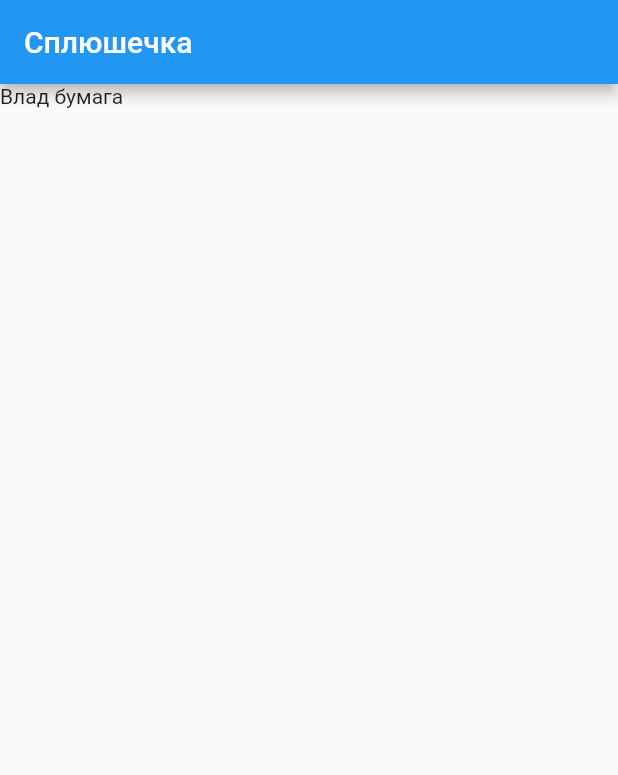
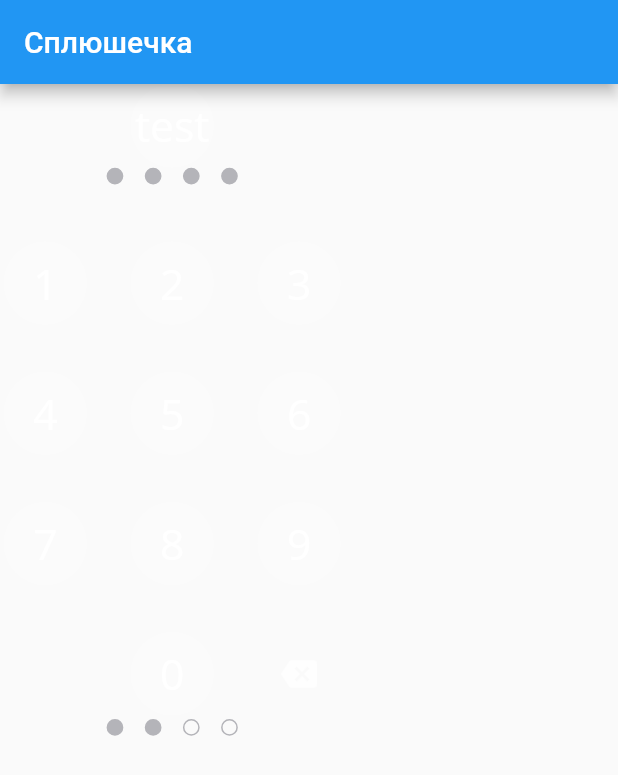
Before and after one commit to Den0110/splyshechka, a Flutter app: the screen it shows after launch, on a phone screen of 412 x 824 dp. Shown: the top 775 px of the screen. Run offline on Flutter 3.47's test engine with Material 2 defaults, Android fonts, the phone set to English and light mode, and no system bars; our stand-ins replace flutter_screenutil; project files that could hold a hidden picture were left out.

Commit message:
Feat: создан виджет для набора пин кода для ввода кода при изменении пароля

```diff
--- a/lib/main.dart
+++ b/lib/main.dart
@@ -1,5 +1,8 @@
 import 'package:flutter/material.dart';
 import 'package:flutter_screenutil/flutter_screenutil.dart';
+import 'package:my_pillow/widgets/pin_code/pin_button.dart';
+import 'package:my_pillow/widgets/pin_code/pin_code.dart';
+import 'package:my_pillow/widgets/pin_code/pin_progress.dart';
 
 void main() {
   runApp(const MyApp());
@@ -49,7 +52,9 @@ class _MyHomePageState extends State<MyHomePage> {
       body: SingleChildScrollView(
         child: Column(
           children: [
-            Text('Влад бумага'),
+            PinButton(label: 'test', onTap: (){}),
+            PinCode(password: 'test', length: 4, onChanged: (a){}, onSubmitted: (a){}),
+            PinProgress(length: 4, filled: 2),
           ],
         ),
       ),
--- /dev/null
+++ b/lib/widgets/pin_code/pin_button.dart
@@ -0,0 +1,30 @@
+import 'package:flutter/material.dart';
+import 'package:flutter_screenutil/flutter_screenutil.dart';
+import 'package:my_pillow/utils/app_colors.dart';
+import 'package:my_pillow/utils/app_text_styles.dart';
+
+class PinButton extends StatelessWidget {
+  const PinButton({super.key, required this.label, required this.onTap});
+
+  final String label;
+  final VoidCallback onTap;
+
+  @override
+  Widget build(BuildContext context) {
+    return InkWell(
+      customBorder: const CircleBorder(),
+      onTap: onTap,
+      child: Container(
+        height: 55.r,
+        width: 55.r,
+        decoration: BoxDecoration(
+          color: AppColors.white.withOpacity(0.15),
+          shape: BoxShape.circle,
+        ),
+        child: Center(
+          child: Text(label, style: AppTextStyles.pinStyle),
+        ),
+      ),
+    );
+  }
+}
--- /dev/null
+++ b/lib/widgets/pin_code/pin_code.dart
@@ -0,0 +1,91 @@
+import 'package:flutter/material.dart';
+import 'package:flutter_screenutil/flutter_screenutil.dart';
+import 'package:my_pillow/utils/app_colors.dart';
+import 'package:my_pillow/widgets/pin_code/pin_button.dart';
+import 'package:my_pillow/widgets/pin_code/pin_progress.dart';
+
+class PinCode extends StatelessWidget {
+  const PinCode({
+    super.key,
+    required this.password,
+    required this.length,
+    required this.onChanged,
+    required this.onSubmitted,
+  });
+
+  final String password;
+  final int length;
+  final void Function(String) onChanged;
+  final void Function(String) onSubmitted;
+
+  void onTap(int i) {
+    onChanged(password + i.toString());
+
+    if (password.length + 1 == length) {
+      onSubmitted(password + i.toString());
+    }
+  }
+
+  void onErase() {
+    if (password.isNotEmpty) {
+      onChanged(password.substring(0, password.length - 1));
+    }
+  }
+
+  @override
+  Widget build(BuildContext context) {
+    return SizedBox(
+      width: 209.w,
+      child: Column(
+        crossAxisAlignment: CrossAxisAlignment.center,
+        children: [
+          PinProgress(length: length, filled: password.length),
+          SizedBox(height: 35.h),
+          GridView.builder(
+            shrinkWrap: true,
+            scrollDirection: Axis.vertical,
+            physics: const NeverScrollableScrollPhysics(),
+            gridDelegate: SliverGridDelegateWithFixedCrossAxisCount(
+              crossAxisCount: 3,
+              mainAxisSpacing: 26.h,
+              crossAxisSpacing: 22.w,
+            ),
+            itemBuilder: (context, index) {
+              switch (index) {
+                case 9:
+                  return const SizedBox();
+                case 10:
+                  return Center(
+                    child: PinButton(
+                      label: "0",
+                      onTap: () {
+                        onTap(0);
+                      },
+                    ),
+                  );
+                case 11:
+                  return IconButton(
+                    onPressed: onErase,
+                    icon: Icon(
+                      Icons.backspace,
+                      color: AppColors.white.withOpacity(0.7),
+                    ),
+                  );
+                default:
+                  return Center(
+                    child: PinButton(
+                      label: (index + 1).toString(),
+                      onTap: () {
+                        onTap(index + 1);
+                      },
+                    ),
+                  );
+              }
+            },
+            itemCount: 12,
+          ),
+        ],
+      ),
+    );
+  }
+}
--- /dev/null
+++ b/lib/widgets/pin_code/pin_progress.dart
@@ -0,0 +1,36 @@
+import 'package:flutter/material.dart';
+import 'package:flutter_screenutil/flutter_screenutil.dart';
+import 'package:my_pillow/utils/app_colors.dart';
+
+class PinProgress extends StatelessWidget {
+  const PinProgress({super.key, required this.length, required this.filled});
+
+  final int length;
+  final int filled;
+
+  @override
+  Widget build(BuildContext context) {
+    return SizedBox(
+      height: 11.h,
+      width: 11.h * length + 13.w * (length - 1),
+      child: ListView.separated(
+        scrollDirection: Axis.horizontal,
+        physics: const NeverScrollableScrollPhysics(),
+        itemBuilder: (context, index) => Container(
+          height: 11.h,
+          width: 11.h,
+          decoration: BoxDecoration(
+            border: Border.all(color: AppColors.lightGrey),
+            shape: BoxShape.circle,
+            color: index < filled ? AppColors.lightGrey : Colors.transparent,
+          ),
+          child: const Center(),
+        ),
+        separatorBuilder: (context, index) => SizedBox(
+          width: 13.w,
+        ),
+        itemCount: length,
+      ),
+    );
+  }
+}
--- a/pubspec.yaml
+++ b/pubspec.yaml
@@ -18,7 +18,7 @@ publish_to: 'none' # Remove this line if you wish to publish to pub.dev
 version: 1.0.0+1
 
 environment:
-  sdk: ">=2.16.1 <3.0.0"
+  sdk: ">=2.17.0 <3.0.0"
 
 # Dependencies specify other packages that your package needs in order to work.
 # To automatically upgrade your package dependencies to the latest versions
```
Also changed, not shown: pubspec.lock.
